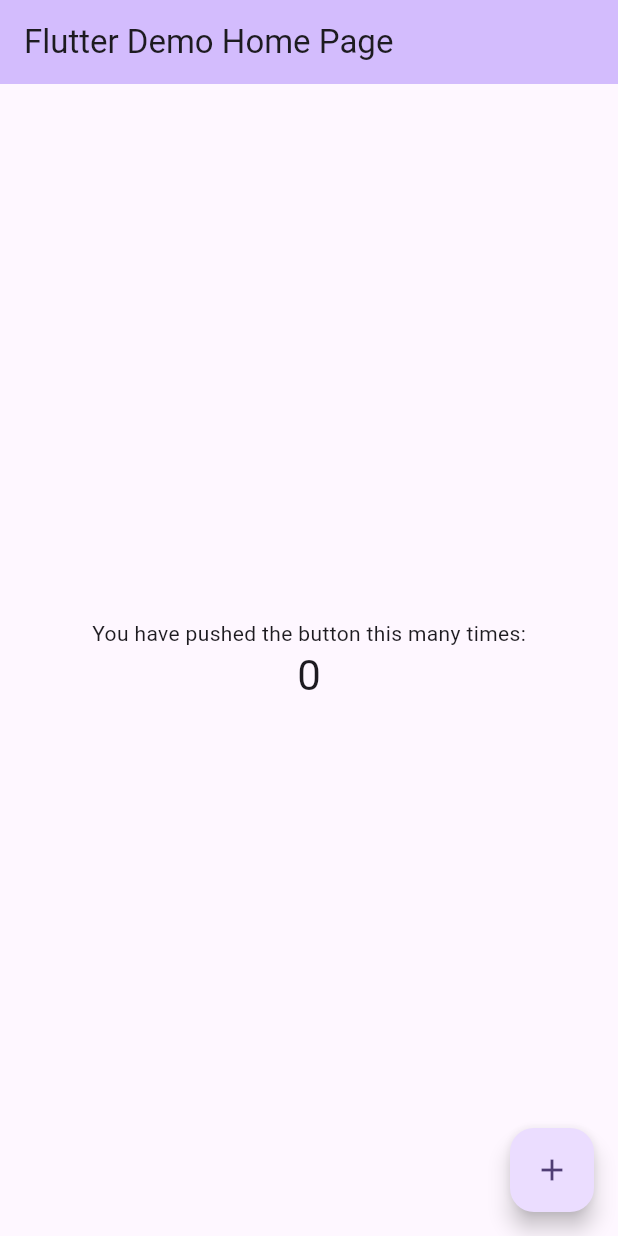
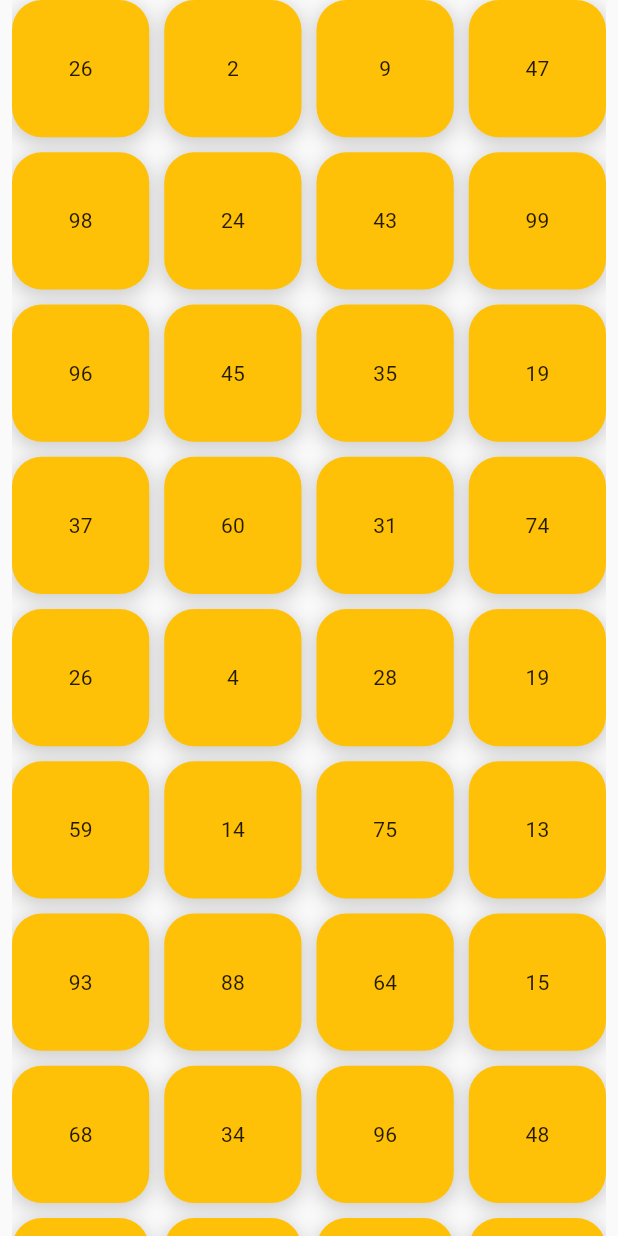
Before and after one commit to 9weeks-flutter-sfac/assignment_Jaehyun, a Flutter app: the screen it shows after launch, on a phone screen of 412 x 824 dp. Run offline on Flutter 3.47's test engine with Material 2 defaults, Android fonts, the phone set to English and light mode, and no system bars.

Commit message:
6일차 과제 1 완성

```diff
--- a/day6/assignment1/lib/main.dart
+++ b/day6/assignment1/lib/main.dart
@@ -1,125 +1,183 @@
 import 'package:flutter/material.dart';
 
 void main() {
-  runApp(const MyApp());
+  runApp(MyApp());
 }
 
 class MyApp extends StatelessWidget {
-  const MyApp({super.key});
-
-  // This widget is the root of your application.
   @override
   Widget build(BuildContext context) {
     return MaterialApp(
-      title: 'Flutter Demo',
-      theme: ThemeData(
-        // This is the theme of your application.
-        //
-        // TRY THIS: Try running your application with "flutter run". You'll see
-        // the application has a blue toolbar. Then, without quitting the app,
-        // try changing the seedColor in the colorScheme below to Colors.green
-        // and then invoke "hot reload" (save your changes or press the "hot
-        // reload" button in a Flutter-supported IDE, or press "r" if you used
-        // the command line to start the app).
-        //
-        // Notice that the counter didn't reset back to zero; the application
-        // state is not lost during the reload. To reset the state, use hot
-        // restart instead.
-        //
-        // This works for code too, not just values: Most code changes can be
-        // tested with just a hot reload.
-        colorScheme: ColorScheme.fromSeed(seedColor: Colors.deepPurple),
-        useMaterial3: true,
-      ),
-      home: const MyHomePage(title: 'Flutter Demo Home Page'),
+      home: MyHomePage(),
     );
   }
 }
 
-class MyHomePage extends StatefulWidget {
-  const MyHomePage({super.key, required this.title});
-
-  // This widget is the home page of your application. It is stateful, meaning
-  // that it has a State object (defined below) that contains fields that affect
-  // how it looks.
-
-  // This class is the configuration for the state. It holds the values (in this
-  // case the title) provided by the parent (in this case the App widget) and
-  // used by the build method of the State. Fields in a Widget subclass are
-  // always marked "final".
-
-  final String title;
-
-  @override
-  State<MyHomePage> createState() => _MyHomePageState();
-}
-
-class _MyHomePageState extends State<MyHomePage> {
-  int _counter = 0;
-
-  void _incrementCounter() {
-    setState(() {
-      // This call to setState tells the Flutter framework that something has
-      // changed in this State, which causes it to rerun the build method below
-      // so that the display can reflect the updated values. If we changed
-      // _counter without calling setState(), then the build method would not be
-      // called again, and so nothing would appear to happen.
-      _counter++;
-    });
-  }
+class MyHomePage extends StatelessWidget {
+  var mathData = [
+    26,
+    2,
+    9,
+    47,
+    98,
+    24,
+    43,
+    99,
+    96,
+    45,
+    35,
+    19,
+    37,
+    60,
+    31,
+    74,
+    26,
+    4,
+    28,
+    19,
+    59,
+    14,
+    75,
+    13,
+    93,
+    88,
+    64,
+    15,
+    68,
+    34,
+    96,
+    48,
+    1,
+    44,
+    14,
+    11,
+    31,
+    39,
+    28,
+    100,
+    22,
+    73,
+    78,
+    98,
+    36,
+    49,
+    74,
+    16,
+    35,
+    91,
+    14,
+    73,
+    93,
+    49,
+    3,
+    99,
+    4,
+    29,
+    86,
+    56,
+    17,
+    13,
+    97,
+    55,
+    94,
+    7,
+    100,
+    66,
+    59,
+    85,
+    94,
+    11,
+    16,
+    48,
+    16,
+    44,
+    75,
+    14,
+    17,
+    88,
+    92,
+    12,
+    49,
+    35,
+    42,
+    82,
+    19,
+    27,
+    11,
+    21,
+    34,
+    27,
+    47,
+    40,
+    66,
+    90,
+    99,
+    93,
+    63,
+    90
+  ];
 
   @override
   Widget build(BuildContext context) {
-    // This method is rerun every time setState is called, for instance as done
-    // by the _incrementCounter method above.
-    //
-    // The Flutter framework has been optimized to make rerunning build methods
-    // fast, so that you can just rebuild anything that needs updating rather
-    // than having to individually change instances of widgets.
     return Scaffold(
-      appBar: AppBar(
-        // TRY THIS: Try changing the color here to a specific color (to
-        // Colors.amber, perhaps?) and trigger a hot reload to see the AppBar
-        // change color while the other colors stay the same.
-        backgroundColor: Theme.of(context).colorScheme.inversePrimary,
-        // Here we take the value from the MyHomePage object that was created by
-        // the App.build method, and use it to set our appbar title.
-        title: Text(widget.title),
+      body: PageView(
+        children: <Widget>[
+          Container(
+            margin: EdgeInsets.symmetric(horizontal: 8),
+            child: GridView.builder(
+              itemCount: mathData.length,
+              gridDelegate: SliverGridDelegateWithFixedCrossAxisCount(
+                  crossAxisCount: 4,
+                  crossAxisSpacing: 10.0,
+                  mainAxisSpacing: 10),
+              itemBuilder: (context, index) {
+                return Container(
+                  decoration: BoxDecoration(
+                      borderRadius: BorderRadius.circular(20),
+                      color: Colors.amber,
+                      boxShadow: [
+                        BoxShadow(
+                          color: Colors.grey.withOpacity(0.5),
+                          spreadRadius: 1,
+                          blurRadius: 10,
+                          offset: Offset(0, 3),
+                        )
+                      ]),
+                  child: Center(child: Text(mathData[index].toString())),
+                );
+              },
+            ),
+          ),
+          Container(
+            child: ListView.builder(
+              itemCount: mathData.length,
+              itemBuilder: (context, index) {
+                return Align(
+                  alignment: Alignment.centerLeft,
+                  child: Container(
+                    width: (mathData[index] * 2),
+                    height: 24,
+                    margin: EdgeInsets.all(8),
+                    decoration: BoxDecoration(
+                      color: Colors.white,
+                      borderRadius: BorderRadius.circular(10),
+                      boxShadow: [
+                        BoxShadow(
+                          color: Colors.grey.withOpacity(0.5),
+                          spreadRadius: 1,
+                          blurRadius: 10,
+                          offset: Offset(0, 3),
+                        )
+                      ],
+                    ),
+                    child: Center(child: Text(mathData[index].toString())),
+                  ),
+                );
+              },
+            ),
+          ),
+        ],
       ),
-      body: Center(
-        // Center is a layout widget. It takes a single child and positions it
-        // in the middle of the parent.
-        child: Column(
-          // Column is also a layout widget. It takes a list of children and
-          // arranges them vertically. By default, it sizes itself to fit its
-          // children horizontally, and tries to be as tall as its parent.
-          //
-          // Column has various properties to control how it sizes itself and
-          // how it positions its children. Here we use mainAxisAlignment to
-          // center the children vertically; the main axis here is the vertical
-          // axis because Columns are vertical (the cross axis would be
-          // horizontal).
-          //
-          // TRY THIS: Invoke "debug painting" (choose the "Toggle Debug Paint"
-          // action in the IDE, or press "p" in the console), to see the
-          // wireframe for each widget.
-          mainAxisAlignment: MainAxisAlignment.center,
-          children: <Widget>[
-            const Text(
-              'You have pushed the button this many times:',
-            ),
-            Text(
-              '$_counter',
-              style: Theme.of(context).textTheme.headlineMedium,
-            ),
-          ],
-        ),
-      ),
-      floatingActionButton: FloatingActionButton(
-        onPressed: _incrementCounter,
-        tooltip: 'Increment',
-        child: const Icon(Icons.add),
-      ), // This trailing comma makes auto-formatting nicer for build methods.
     );
   }
 }
```
